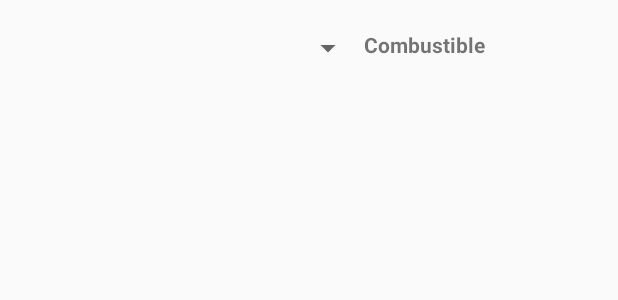
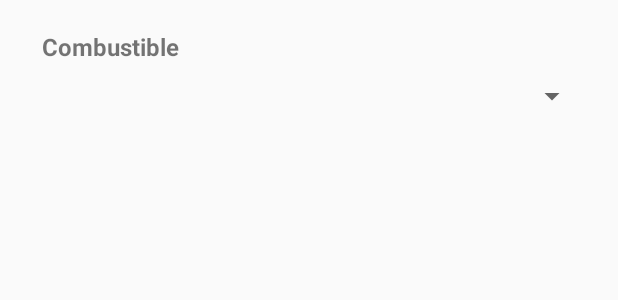
Before and after one commit to rivasjm/AppGasolinerasGrupo3, an Android app: the layout dialog_spinner.xml on its own in the app's theme, with its tools: preview values and no code run, on a phone screen of 412 x 824 dp. Shown: the top 300 px of the screen. Run offline under Robolectric (Android 15) with nearby library versions, the phone set to English and light mode, and no system bars; network calls fail.

Commit message:
Modificación de la interfaz correspondiente a la vista de filtros activos.

```diff
--- a/AndroidProject/app/src/main/res/layout/dialog_spinner.xml
+++ b/AndroidProject/app/src/main/res/layout/dialog_spinner.xml
@@ -5,24 +5,19 @@
     android:orientation="vertical"
     android:padding="20dp">
 
-    <LinearLayout
+    <TextView
+        android:id="@+id/combustibleSeleccionado"
         android:layout_width="match_parent"
-        android:layout_height="match_parent"
-        android:orientation="horizontal">
+        android:layout_height="wrap_content"
+        android:layout_marginLeft="8dp"
+        android:layout_marginBottom="10dp"
+        android:text="Combustible"
+        android:textSize="16sp"
+        android:textStyle="bold" />
 
-        <Spinner
-            android:id="@+id/spinner"
-            android:layout_width="0dp"
-            android:layout_height="wrap_content"
-            android:layout_weight="1.5" />
-
-        <TextView
-            android:id="@+id/combustibleSeleccionado"
-            android:layout_width="0dp"
-            android:layout_height="wrap_content"
-            android:layout_weight="1"
-            android:text="Combustible"
-            android:textStyle="bold" />
-    </LinearLayout>
+    <Spinner
+        android:id="@+id/spinner"
+        android:layout_width="match_parent"
+        android:layout_height="wrap_content" />
 
 </LinearLayout>
```
